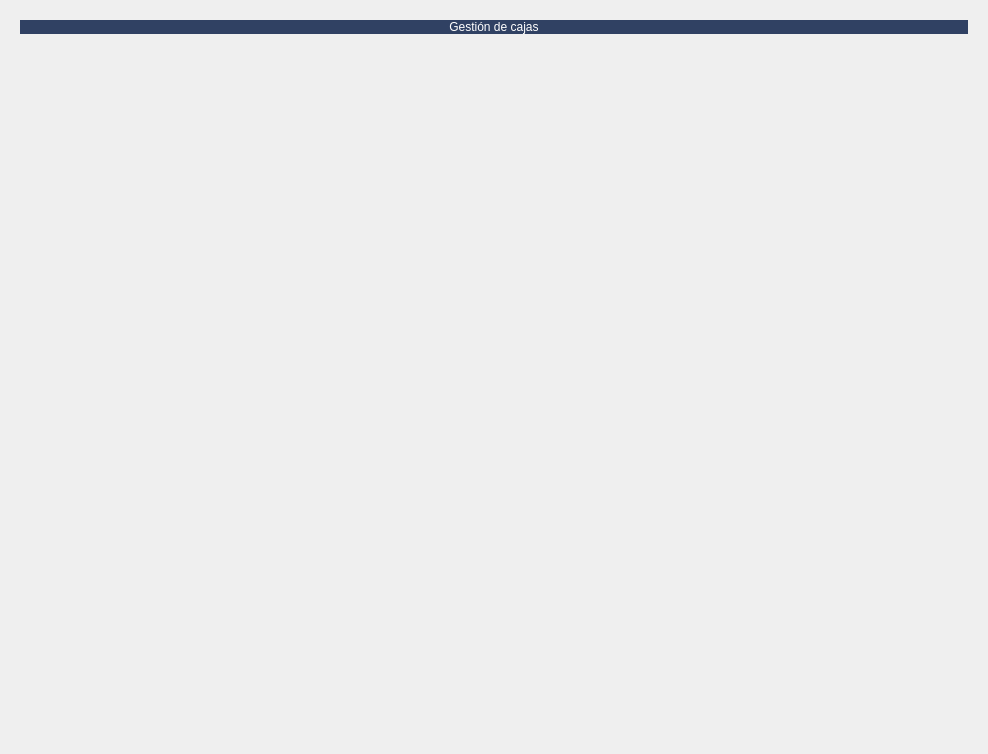
Before: the Qt Designer form RedFoX/Zona_Maestros/frmcajas.ui in arcnexus/RedFoX, drawn with Qt 5.
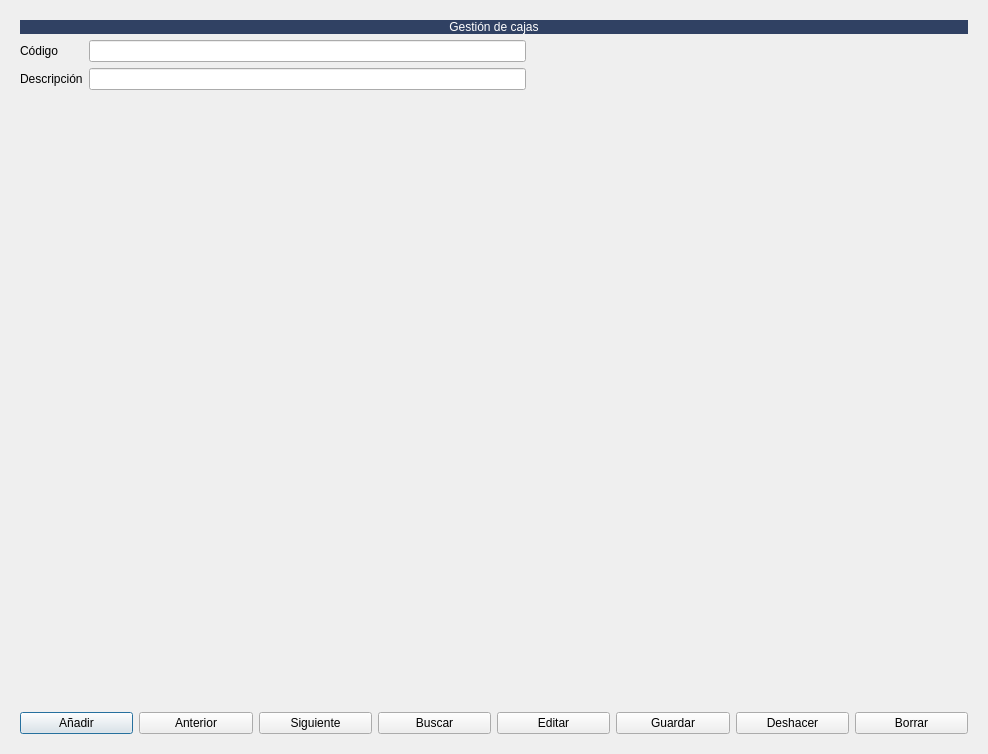
After: the same form once the commit is applied. The open tabs and pages were chosen to show the change. Icons and pictures are not drawn.

The edit to the form file:
```diff
--- a/RedFoX/Zona_Maestros/frmcajas.ui
+++ b/RedFoX/Zona_Maestros/frmcajas.ui
@@ -14,7 +14,7 @@
    <string>Form</string>
   </property>
   <layout class="QGridLayout" name="gridLayout">
-   <item row="0" column="0">
+   <item row="0" column="1">
     <widget class="QStackedWidget" name="stackedWidget">
      <property name="currentIndex">
       <number>0</number>
@@ -28,7 +28,37 @@
      </widget>
      <widget class="QWidget" name="page_2">
       <layout class="QGridLayout" name="gridLayout_3">
-       <item row="0" column="0">
+       <item row="1" column="0">
+        <widget class="QLabel" name="label_2">
+         <property name="text">
+          <string>Código</string>
+         </property>
+         <property name="buddy">
+          <cstring>lineEditCaja</cstring>
+         </property>
+        </widget>
+       </item>
+       <item row="3" column="2">
+        <spacer name="verticalSpacer">
+         <property name="orientation">
+          <enum>Qt::Vertical</enum>
+         </property>
+         <property name="sizeHint" stdset="0">
+          <size>
+           <width>20</width>
+           <height>40</height>
+          </size>
+         </property>
+        </spacer>
+       </item>
+       <item row="1" column="1">
+        <widget class="QLineEdit" name="lineEditCaja">
+         <property name="enabled">
+          <bool>true</bool>
+         </property>
+        </widget>
+       </item>
+       <item row="0" column="0" colspan="3">
         <widget class="QLabel" name="label">
          <property name="palette">
           <palette>
@@ -470,19 +500,121 @@
          </property>
         </widget>
        </item>
-       <item row="1" column="0">
-        <spacer name="verticalSpacer">
+       <item row="1" column="2">
+        <spacer name="horizontalSpacer">
          <property name="orientation">
-          <enum>Qt::Vertical</enum>
+          <enum>Qt::Horizontal</enum>
          </property>
          <property name="sizeHint" stdset="0">
           <size>
-           <width>20</width>
-           <height>40</height>
+           <width>40</width>
+           <height>20</height>
           </size>
          </property>
         </spacer>
        </item>
+       <item row="6" column="0" colspan="3">
+        <layout class="QHBoxLayout" name="horizontalLayout">
+         <item>
+          <widget class="QPushButton" name="btnAnadir">
+           <property name="text">
+            <string>Añadir</string>
+           </property>
+           <property name="icon">
+            <iconset resource="../maya.qrc">
+             <normaloff>:/Icons/PNG/add.png</normaloff>:/Icons/PNG/add.png</iconset>
+           </property>
+          </widget>
+         </item>
+         <item>
+          <widget class="QPushButton" name="btnAnterior">
+           <property name="text">
+            <string>Anterior</string>
+           </property>
+           <property name="icon">
+            <iconset resource="../maya.qrc">
+             <normaloff>:/Icons/PNG/Previous.png</normaloff>:/Icons/PNG/Previous.png</iconset>
+           </property>
+          </widget>
+         </item>
+         <item>
+          <widget class="QPushButton" name="btnSiguiente">
+           <property name="text">
+            <string>Siguiente</string>
+           </property>
+           <property name="icon">
+            <iconset resource="../maya.qrc">
+             <normaloff>:/Icons/PNG/Next.png</normaloff>:/Icons/PNG/Next.png</iconset>
+           </property>
+          </widget>
+         </item>
+         <item>
+          <widget class="QPushButton" name="btnBuscar">
+           <property name="text">
+            <string>Buscar</string>
+           </property>
+           <property name="icon">
+            <iconset resource="../maya.qrc">
+             <normaloff>:/Icons/PNG/search.png</normaloff>:/Icons/PNG/search.png</iconset>
+           </property>
+          </widget>
+         </item>
+         <item>
+          <widget class="QPushButton" name="btnEditar">
+           <property name="text">
+            <string>Editar</string>
+           </property>
+           <property name="icon">
+            <iconset resource="../maya.qrc">
+             <normaloff>:/Icons/PNG/edit.png</normaloff>:/Icons/PNG/edit.png</iconset>
+           </property>
+          </widget>
+         </item>
+         <item>
+          <widget class="QPushButton" name="btnGuardar">
+           <property name="text">
+            <string>Guardar</string>
+           </property>
+           <property name="icon">
+            <iconset resource="../maya.qrc">
+             <normaloff>:/Icons/PNG/Save.png</normaloff>:/Icons/PNG/Save.png</iconset>
+           </property>
+          </widget>
+         </item>
+         <item>
+          <widget class="QPushButton" name="btnDeshacer">
+           <property name="text">
+            <string>Deshacer</string>
+           </property>
+           <property name="icon">
+            <iconset resource="../maya.qrc">
+             <normaloff>:/Icons/PNG/undo.png</normaloff>:/Icons/PNG/undo.png</iconset>
+           </property>
+          </widget>
+         </item>
+         <item>
+          <widget class="QPushButton" name="btnBorrar">
+           <property name="text">
+            <string>Borrar</string>
+           </property>
+           <property name="icon">
+            <iconset resource="../maya.qrc">
+             <normaloff>:/Icons/PNG/Delete.png</normaloff>:/Icons/PNG/Delete.png</iconset>
+           </property>
+          </widget>
+         </item>
+        </layout>
+       </item>
+       <item row="2" column="1">
+        <widget class="QLineEdit" name="lineEditDescripcion"/>
+       </item>
+       <item row="2" column="0">
+        <widget class="QLabel" name="label_3">
+         <property name="text">
+          <string>Descripción</string>
+         </property>
+        </widget>
+       </item>
       </layout>
      </widget>
     </widget>
```
Left out of the diff: 21 changed lines with no effect on the pictures.
